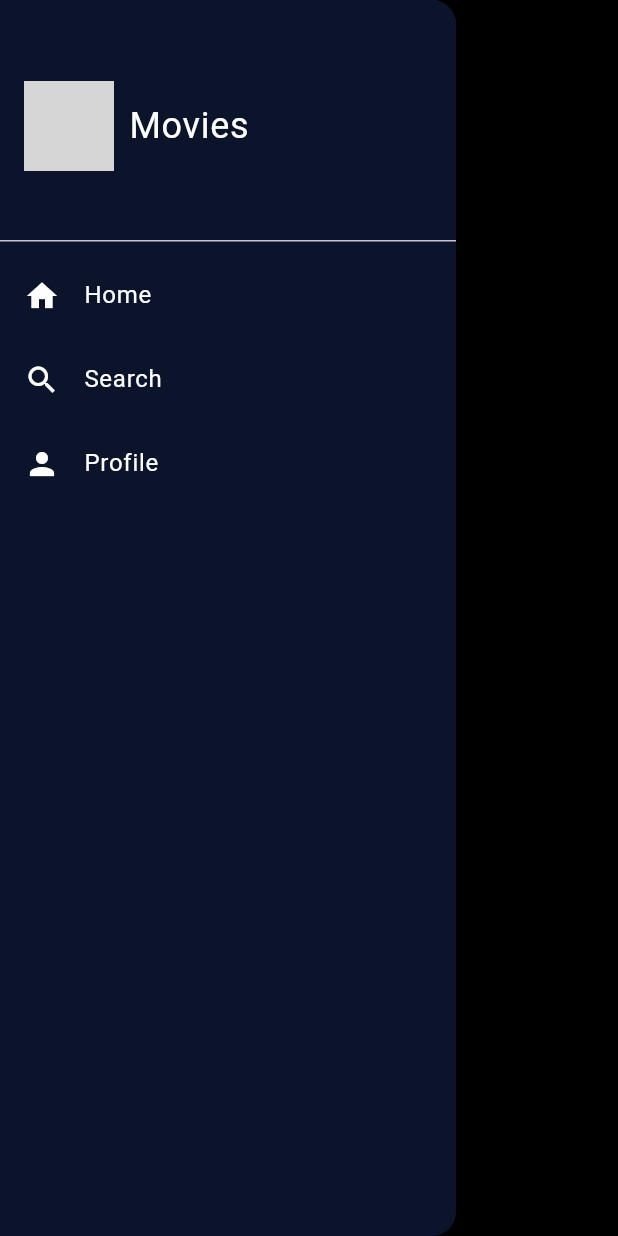
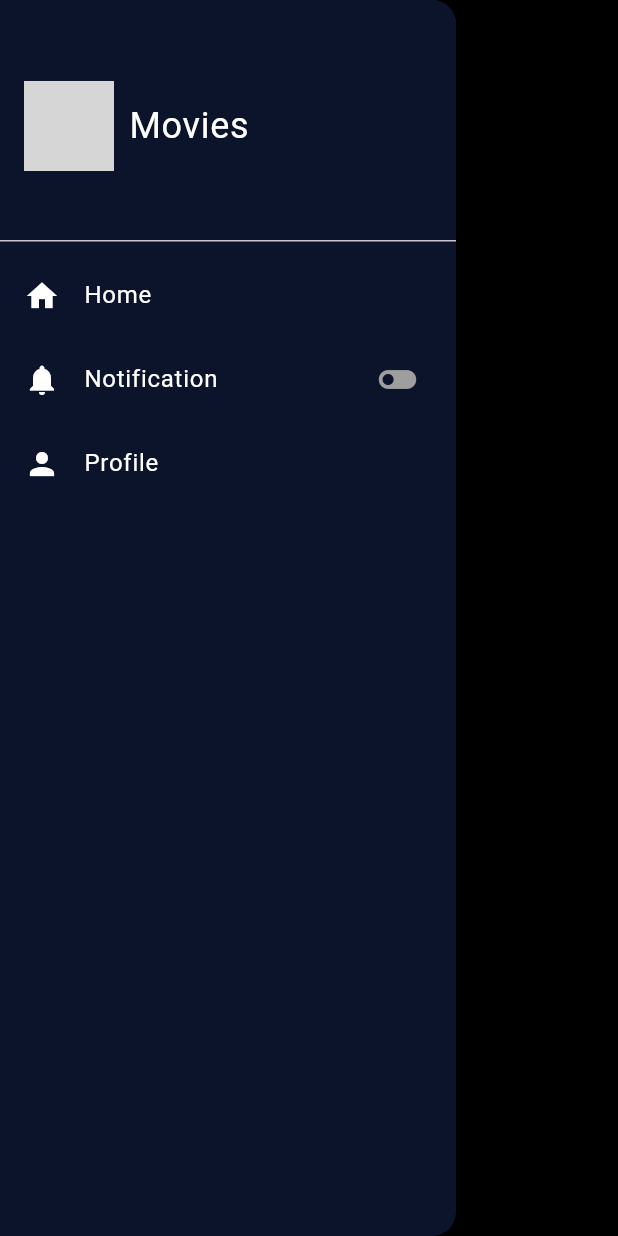
Before and after one commit to makaraphoem7/movie_ticket, a Flutter app: the CustomDrawer widget shown alone on an empty page, opened directly, on a phone screen of 412 x 824 dp. Run offline on Flutter 3.47's test engine with Material 3 defaults, Android fonts, the phone set to English and light mode, and no system bars; network calls fail; grey boxes are pictures that could not be loaded.

```diff
--- a/lib/presentation/widgets/bottom_nav_bar.dart
+++ b/lib/presentation/widgets/bottom_nav_bar.dart
@@ -16,6 +16,7 @@ class CustomBottomNavigationBar extends StatelessWidget {
     return BottomNavigationBar(
       currentIndex: currentIndex,
       onTap: onTap,
+      type: BottomNavigationBarType.fixed,
       items: [
         BottomNavigationBarItem(icon: Icon(Icons.home), label: 'Home'),
         BottomNavigationBarItem(icon: Icon(Icons.local_fire_department), label: 'New'),
--- a/lib/presentation/widgets/drawer_menu.dart
+++ b/lib/presentation/widgets/drawer_menu.dart
@@ -1,30 +1,35 @@
 import 'package:flutter/material.dart';
 
-class CustomDrawer extends StatelessWidget {
-
-
+class CustomDrawer extends StatefulWidget {
   final Function(int) onItemSelected;
   const CustomDrawer({super.key, required this.onItemSelected});
 
   @override
+  _CustomDrawerState createState() => _CustomDrawerState();
+}
+
+class _CustomDrawerState extends State<CustomDrawer> {
+  bool isNotificationEnabled = false; // State to track icon status
+
+  @override
   Widget build(BuildContext context) {
     return Drawer(
-      backgroundColor: Color(0xFF0C142C),
+      backgroundColor: const Color(0xFF0C142C),
       child: ListView(
         padding: EdgeInsets.zero,
         children: <Widget>[
           DrawerHeader(
-            decoration: BoxDecoration(
+            decoration: const BoxDecoration(
               color: Color(0xFF0C142C),
             ),
             child: Row(
               children: [
-                CircleAvatar(
+                const CircleAvatar(
                   radius: 30,
                   backgroundImage: AssetImage('assets/images/profile.jpg'),
                 ),
-                SizedBox(width: 10),
-                Text(
+                const SizedBox(width: 10),
+                const Text(
                   'Movies',
                   style: TextStyle(
                     color: Colors.white,
@@ -37,17 +42,27 @@ class CustomDrawer extends StatelessWidget {
           ListTile(
             leading: const Icon(Icons.home, color: Colors.white),
             title: const Text('Home', style: TextStyle(color: Colors.white)),
-            onTap: () => onItemSelected(0),
+            onTap: () => widget.onItemSelected(0),
           ),
           ListTile(
-            leading: const Icon(Icons.search, color: Colors.white),
-            title: const Text('Search', style: TextStyle(color: Colors.white)),
-            onTap: () => onItemSelected(1),
+            leading: const Icon(Icons.notifications, color: Colors.white),
+            title: const Text('Notification', style: TextStyle(color: Colors.white)),
+            trailing: Icon(
+              isNotificationEnabled ? Icons.toggle_on : Icons.toggle_off,
+              color: isNotificationEnabled ? Colors.green : Colors.grey,
+              size: 30,
+            ),
+            onTap: () {
+              setState(() {
+                isNotificationEnabled = !isNotificationEnabled; // Toggle icon state
+              });
+              widget.onItemSelected(1);
+            },
           ),
           ListTile(
             leading: const Icon(Icons.person, color: Colors.white),
             title: const Text('Profile', style: TextStyle(color: Colors.white)),
-            onTap: () => onItemSelected(2),
+            onTap: () => widget.onItemSelected(2),
           ),
         ],
       ),
```
